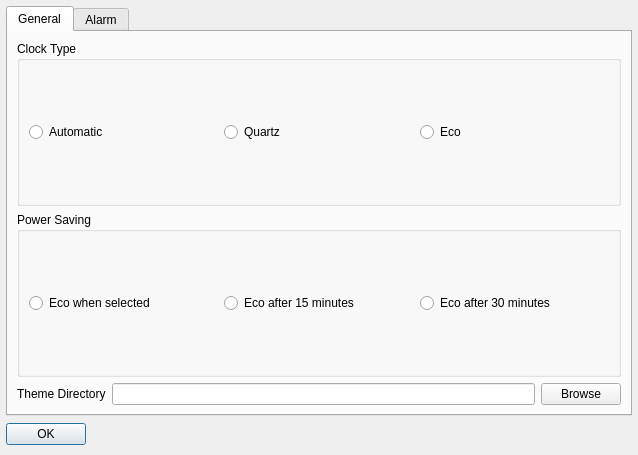
Above: src/ui/config.ui from poelzi/uberqt before the change. Below: the same form after it.
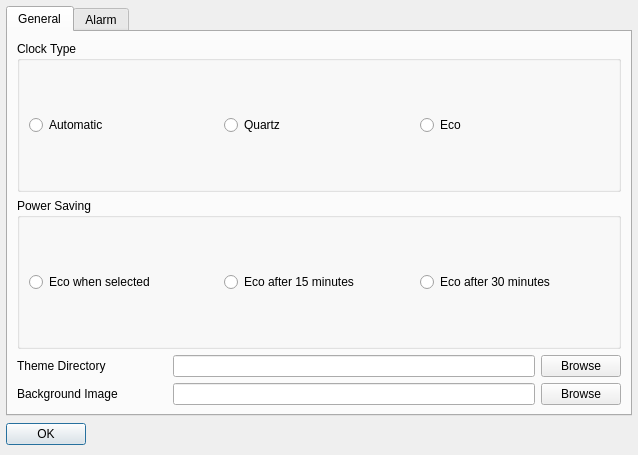
That is the form after the change.

The edit to the form file:
```diff
--- a/src/ui/config.ui
+++ b/src/ui/config.ui
@@ -125,6 +125,12 @@
          <layout class="QHBoxLayout" name="horizontalLayout_2">
           <item>
            <widget class="QLabel" name="dirLabel">
+            <property name="minimumSize">
+             <size>
+              <width>150</width>
+              <height>0</height>
+             </size>
+            </property>
             <property name="text">
              <string>Theme Directory</string>
             </property>
@@ -145,6 +151,36 @@
           </item>
          </layout>
         </item>
+        <item>
+         <layout class="QHBoxLayout" name="horizontalLayout_6">
+          <item>
+           <widget class="QLabel" name="bgLabel">
+            <property name="minimumSize">
+             <size>
+              <width>150</width>
+              <height>0</height>
+             </size>
+            </property>
+            <property name="text">
+             <string>Background Image</string>
+            </property>
+           </widget>
+          </item>
+          <item>
+           <widget class="QLineEdit" name="bgInput"/>
+          </item>
+          <item>
+           <widget class="QPushButton" name="bgButton">
+            <property name="text">
+             <string>Browse</string>
+            </property>
+            <property name="flat">
+             <bool>false</bool>
+            </property>
+           </widget>
+          </item>
+         </layout>
+        </item>
        </layout>
       </widget>
       <widget class="QWidget" name="alarm">
```
